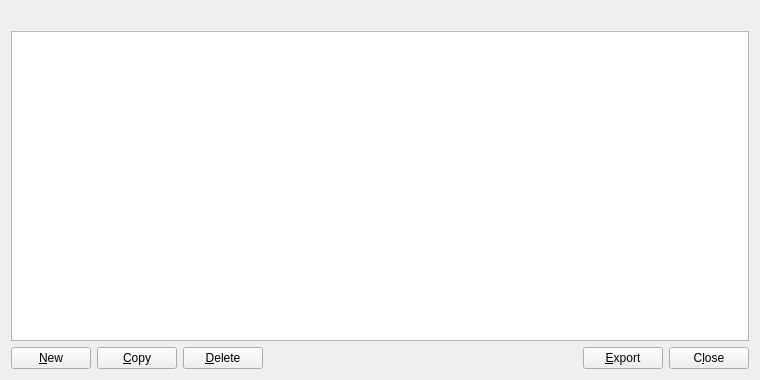
Old version of the form src/qt/forms/addressbookpage.ui in the repository upgradeadvice/MUE-Src.
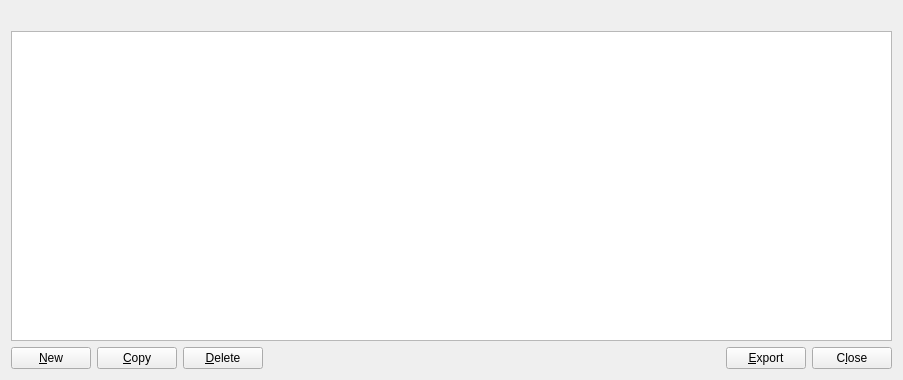
New version of the form. Icons and pictures are not drawn.

Diff of the .ui file:
```diff
--- a/src/qt/forms/addressbookpage.ui
+++ b/src/qt/forms/addressbookpage.ui
@@ -6,7 +6,7 @@
    <rect>
     <x>0</x>
     <y>0</y>
-    <width>760</width>
+    <width>903</width>
     <height>380</height>
    </rect>
   </property>
```
Left out of the diff: 3 changed lines with no effect on the pictures.
